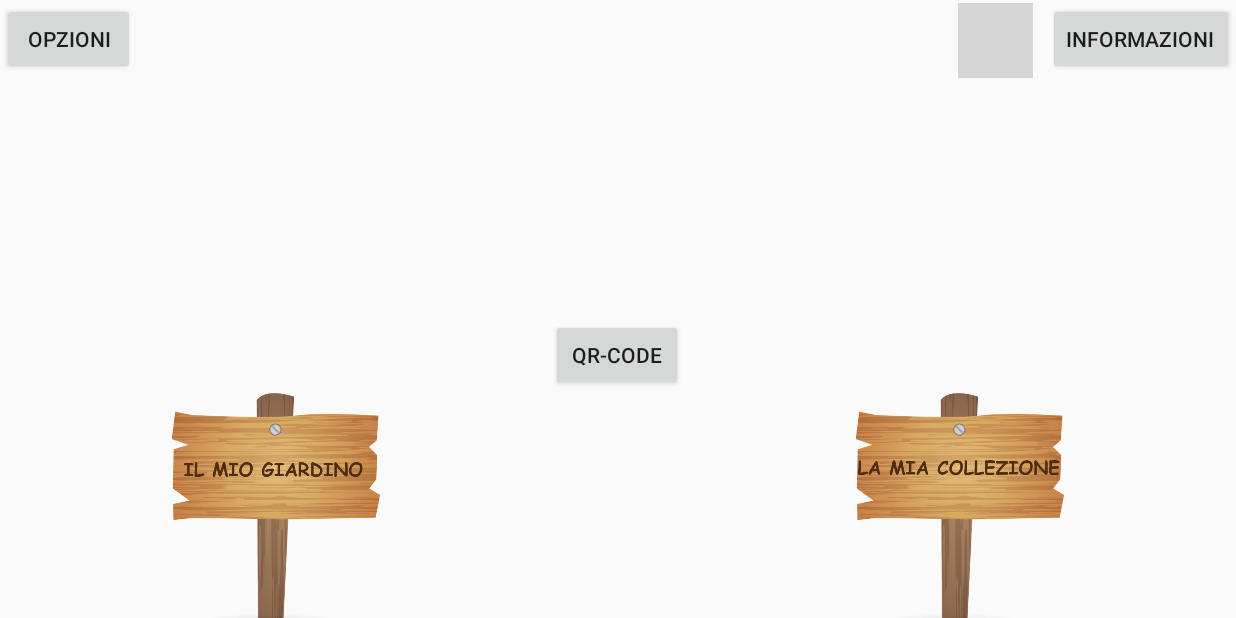
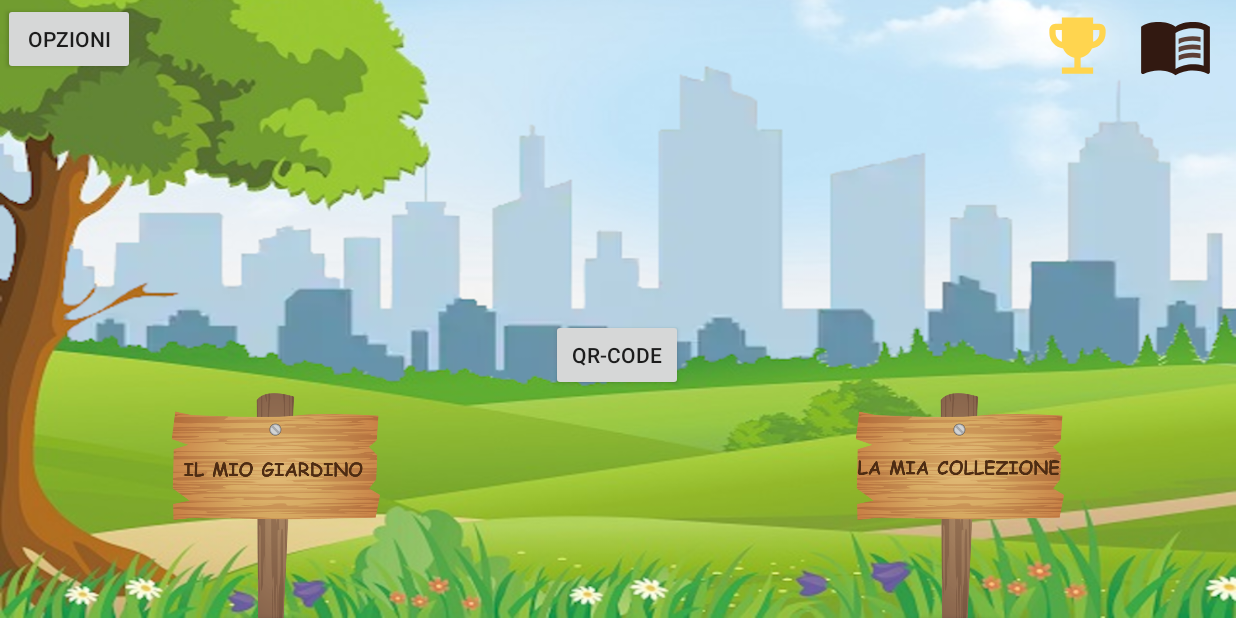
Before and after one commit to ElisaTronetti/DegreeProject, an Android app: the screen it shows after launch (MainActivity), on a phone screen of 824 x 412 dp (held sideways). Run offline under Robolectric (Android 15) with nearby library versions, the phone set to English and light mode, and no system bars; our stand-ins replace Room's generated code, Volley; network calls fail; grey boxes are pictures that could not be loaded.

Commit message:
Add the probably official main background

```diff
--- a/DegreeApp/app/src/main/res/layout/activity_main.xml
+++ b/DegreeApp/app/src/main/res/layout/activity_main.xml
@@ -2,9 +2,9 @@
 <androidx.constraintlayout.widget.ConstraintLayout
     xmlns:android="http://schemas.android.com/apk/res/android"
     xmlns:app="http://schemas.android.com/apk/res-auto"
-    xmlns:tools="http://schemas.android.com/tools"
     android:layout_width="match_parent"
-    android:layout_height="match_parent">
+    android:layout_height="match_parent"
+    android:background="@drawable/main_activity_background">
 
     <Button
         android:id="@+id/home_options"
@@ -17,24 +17,24 @@
         app:layout_constraintTop_toTopOf="parent">
     </Button>
 
-    <Button
+    <ImageView
         android:id="@+id/home_information"
-        android:layout_width="wrap_content"
-        android:layout_height="wrap_content"
-        android:layout_marginTop="2dp"
-        android:layout_marginEnd="2dp"
-        android:text="@string/informazioni"
+        android:layout_width="50dp"
+        android:layout_height="50dp"
+        android:layout_marginTop="5dp"
+        android:layout_marginEnd="15dp"
+        android:src="@drawable/ic_book_black"
         app:layout_constraintEnd_toEndOf="parent"
         app:layout_constraintTop_toTopOf="parent">
-    </Button>
+    </ImageView>
 
     <ImageView
         android:id="@+id/home_achievements"
         android:layout_width="50dp"
         android:layout_height="50dp"
-        android:layout_marginTop="2dp"
-        android:layout_marginEnd="10dp"
-        android:src="@drawable/ic_emoji_events_black"
+        android:layout_marginTop="5dp"
+        android:layout_marginEnd="15dp"
+        android:src="@drawable/ic_trophy_black"
         app:layout_constraintEnd_toStartOf="@+id/home_information"
         app:layout_constraintTop_toTopOf="parent">
     </ImageView>
```
Also changed, not shown: DegreeApp/app/src/main/res/drawable/main_activity_background.png (added).
